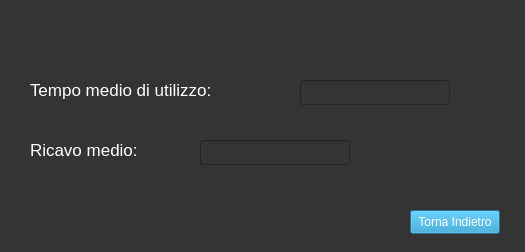
Above: Viste/Amministratore/GUI/statistiche.ui from GiulianiM/Noleggio before the change. Below: the same form after it.
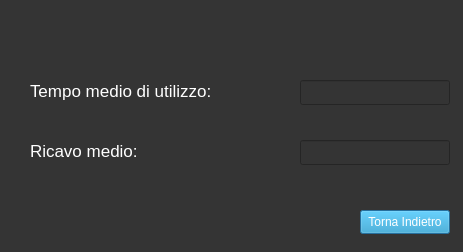
That is the form after the change.

The edit to the form file:
```diff
--- a/Viste/Amministratore/GUI/statistiche.ui
+++ b/Viste/Amministratore/GUI/statistiche.ui
@@ -6,7 +6,7 @@
    <rect>
     <x>0</x>
     <y>0</y>
-    <width>525</width>
+    <width>463</width>
     <height>252</height>
    </rect>
   </property>
@@ -20,9 +20,9 @@
    <property name="geometry">
     <rect>
      <x>30</x>
-     <y>80</y>
+     <y>75</y>
      <width>240</width>
-     <height>20</height>
+     <height>31</height>
     </rect>
    </property>
    <property name="font">
@@ -41,9 +41,9 @@
    <property name="geometry">
     <rect>
      <x>30</x>
-     <y>140</y>
+     <y>135</y>
      <width>150</width>
-     <height>20</height>
+     <height>31</height>
     </rect>
    </property>
    <property name="font">
@@ -85,7 +85,7 @@
    </property>
    <property name="geometry">
     <rect>
-     <x>200</x>
+     <x>300</x>
      <y>140</y>
      <width>150</width>
      <height>25</height>
@@ -103,7 +103,7 @@
   <widget class="QPushButton" name="back_button">
    <property name="geometry">
     <rect>
-     <x>410</x>
+     <x>360</x>
      <y>210</y>
      <width>90</width>
      <height>24</height>
```
Left out of the diff: 2 changed lines with no effect on the pictures.
